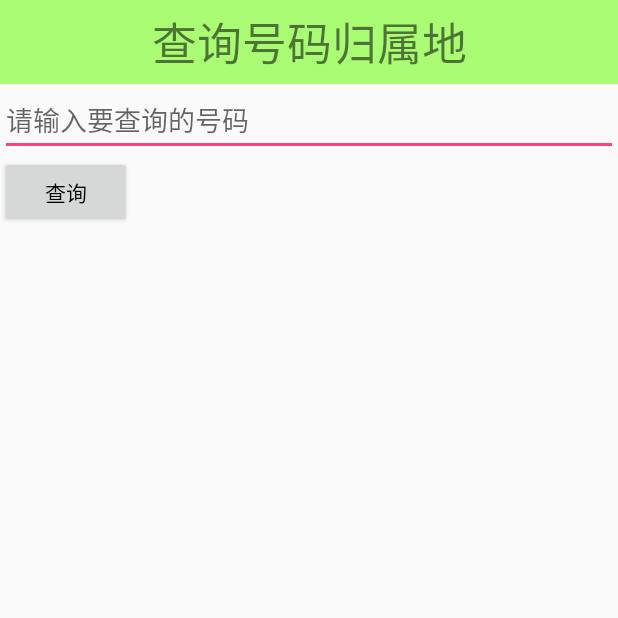
After one commit to gaoyehua/watchdog, an Android app: the AddressActivity screen opened directly, with no data from a screen before it, on a phone screen of 412 x 824 dp, the top half of it. The commit adds this screen. Run offline under Robolectric (Android 15) with nearby library versions, the phone set to English and light mode, and no system bars.

Commit message:
实现了高级工具中的号码归属地查询

```diff
--- /dev/null
+++ b/app/src/main/java/com/gaoyehau/watchdog/AddressActivity.java
@@ -0,0 +1,48 @@
+package com.gaoyehau.watchdog;
+
+import android.app.Activity;
+import android.content.SharedPreferences;
+import android.location.LocationListener;
+import android.os.Bundle;
+import android.text.TextUtils;
+import android.view.View;
+import android.widget.EditText;
+import android.widget.TextView;
+import android.widget.Toast;
+
+import com.gaoyehua.db.dao.addressDao;
+
+/**
+ * Created by gaoyehua on 2016/7/21.
+ */
+public class AddressActivity extends Activity {
+
+    private  EditText et_address_queryphone;
+    private  TextView et_address_location;
+    @Override
+    protected void onCreate(Bundle savedInstanceState) {
+        super.onCreate(savedInstanceState);
+        setContentView(R.layout.activity_address);
+         et_address_queryphone =(EditText) findViewById(R.id.et_address_queryphone);
+         et_address_location =(TextView) findViewById(R.id.tv_address_location);
+    }
+    /*
+    查询号码归属地
+     */
+    public void query(View view) {
+        //1.获取输入的号码
+        String phone = et_address_queryphone.getText().toString().trim();
+        //2.判断
+        if(TextUtils.isEmpty(phone)){
+            Toast.makeText(getApplicationContext(),
+                    "请输入要查询的号码！",Toast.LENGTH_SHORT).show();
+            return;
+        }
+        //查询号码归属地
+        String queryAddress = addressDao.querryAddress(phone,getApplicationContext());
+        //判断查询到的号码是否为空
+        if(!TextUtils.isEmpty(queryAddress)) {
+            et_address_location.setText(queryAddress);
+        }
+    }
+}
--- /dev/null
+++ b/app/src/main/res/layout/activity_address.xml
@@ -0,0 +1,39 @@
+<?xml version="1.0" encoding="utf-8"?>
+<LinearLayout xmlns:android="http://schemas.android.com/apk/res/android"
+    android:layout_width="match_parent"
+    android:layout_height="match_parent"
+    android:orientation="vertical">
+
+        <TextView
+            android:id="@+id/textView1"
+            android:layout_width="match_parent"
+            android:layout_height="wrap_content"
+            android:text="查询号码归属地"
+            android:gravity="center_horizontal"
+            android:background="#8866ff00"
+            android:textSize="30sp"
+            android:paddingTop="5dp"
+            android:paddingBottom="5dp"
+            />
+        <EditText
+            android:id="@+id/et_address_queryphone"
+            android:layout_width="match_parent"
+            android:layout_height="wrap_content"
+            android:hint="请输入要查询的号码"
+            android:singleLine="true"/>
+        <Button
+            android:id="@+id/btn_address_query"
+            android:layout_width="wrap_content"
+            android:layout_height="wrap_content"
+            android:text="查询"
+            android:textColor="#000000"
+            android:onClick="query"/>
+        <TextView
+            android:id="@+id/tv_address_location"
+            android:layout_width="wrap_content"
+            android:layout_height="wrap_content"
+            android:textSize="25dp"
+            android:textColor="#5D00FF"/>
+
+
+</LinearLayout>
--- a/app/src/main/res/values/strings.xml
+++ b/app/src/main/res/values/strings.xml
@@ -1,3 +1,5 @@
 <resources>
     <string name="app_name">Watchdog</string>
+    <string name="sample_device_admin_description">Watchdog,remote lock screen</string>
+    <string name="sample_device_admin">Watchdog</string>
 </resources>
```
Also changed, not shown: app/src/main/AndroidManifest.xml (+20 -0 lines), app/src/main/java/com/gaoyehau/watchdog/AtoolsActivity.java (added, +23 -0 lines), app/src/main/java/com/gaoyehau/watchdog/HomeActivity.java (+7 -0 lines), app/src/main/java/com/gaoyehau/watchdog/SpalshActivity.java (+56 -1 lines), app/src/main/java/com/gaoyehua/db/dao/addressDao.java (added, +90 -0 lines), app/src/main/java/com/gaoyehua/receiver/SmsReceiver.java (+39 -1 lines), app/src/main/java/com/gaoyehua/receiver/admin.java (added, +10 -0 lines), app/src/main/java/com/gaoyehua/service/GpsService.java (added, +107 -0 lines), app/src/main/res/drawable/shapetwo_drawable.xml (added, +17 -0 lines), app/src/main/res/layout/activity_tools.xml (added, +27 -0 lines), app/src/main/res/xml/device_admin_sample.xml (added, +13 -0 lines), 2 other files.
